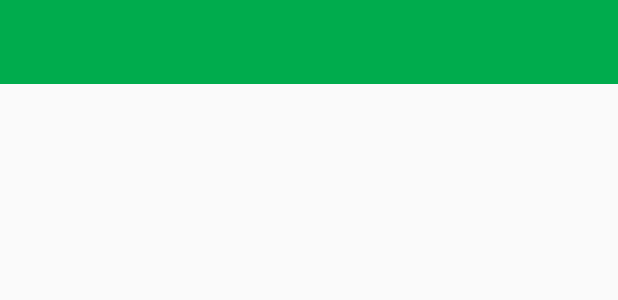
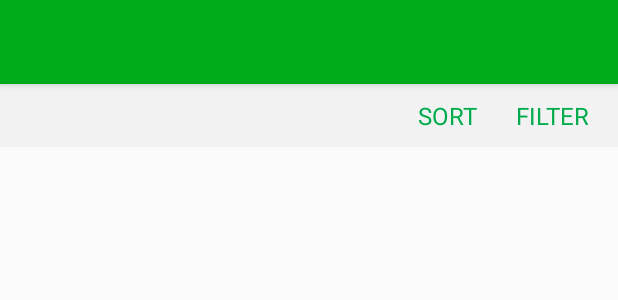
Before and after one commit to pasan9/theGoviya, an Android app: the layout activity_display_products.xml on its own in the app's theme, with its tools: preview values and no code run, on a phone screen of 412 x 824 dp. Shown: the top 300 px of the screen. Run offline under Robolectric (Android 15) with nearby library versions, the phone set to English and light mode, and no system bars.

Commit message:
Customized the list views

```diff
--- a/app/src/main/java/com/example/saucecode/thegoviya/DisplayProducts.java
+++ b/app/src/main/java/com/example/saucecode/thegoviya/DisplayProducts.java
@@ -81,7 +81,7 @@ public class DisplayProducts extends AppCompatActivity {
         @Override
         protected void onPostExecute(Void result) {
             progressDialog.dismiss();
-            setContentView(R.layout.activity_display_products);
+            setContentView(R.layout.display_products);
             toolbar = (Toolbar)findViewById(R.id.my_action_bar_tool_bar);
             setSupportActionBar(toolbar);
             toolbar.setTitleTextColor(Color.WHITE);
--- a/app/src/main/res/layout/activity_display_products.xml
+++ b/app/src/main/res/layout/activity_display_products.xml
@@ -12,14 +12,56 @@
         android:id="@+id/my_action_bar_tool_bar"
         android:layout_width="match_parent"
         android:layout_height="wrap_content"
-        android:background="@color/primary_dark_material_light"
+        android:background="@color/appbarcolor"
+        android:elevation="4dp"
         />
 
+
+    <LinearLayout
+
+        android:id="@+id/sortfilter"
+        android:layout_width="match_parent"
+        android:layout_height="wrap_content"
+        android:layout_below="@id/my_action_bar_tool_bar"
+        android:paddingLeft="20dp"
+        android:paddingRight="20dp"
+        android:paddingTop="10dp"
+        android:paddingBottom="10dp"
+        android:weightSum="5"
+        android:gravity="right"
+        android:background="#f2f2f2"
+
+        >
+
+        <TextView
+            android:layout_width="0dp"
+            android:layout_height="wrap_content"
+            android:layout_weight="1"
+            android:text="SORT"
+            android:textColor="@color/primary_dark_material_light"
+            android:textSize="16dp"
+            android:gravity="right"
+            />
+
+        <TextView
+            android:layout_width="0dp"
+            android:layout_height="wrap_content"
+            android:text="FILTER"
+            android:textColor="@color/primary_dark_material_light"
+            android:layout_weight="1"
+            android:textSize="16dp"
+            android:gravity="right"
+            />
+
+
+    </LinearLayout>
+
     <FrameLayout
+        android:elevation="4dp"
         android:id="@+id/frameLayout"
         android:layout_width="match_parent"
         android:layout_height="match_parent"
-        android:layout_below="@id/my_action_bar_tool_bar"
+        android:layout_below="@id/sortfilter"
         android:paddingLeft="20dp"
         android:paddingRight="20dp"
 
--- a/app/src/main/res/values/colors.xml
+++ b/app/src/main/res/values/colors.xml
@@ -1,6 +1,7 @@
 <?xml version="1.0" encoding="utf-8"?>
 <resources>
     <color name="colorPrimary">#3F51B5</color>
-    <color name="colorPrimaryDark">#303F9F</color>
+    <color name="colorPrimaryDark">#329f30</color>
     <color name="colorAccent">#FF4081</color>
+    <color name="appbarcolor">#01ac1a</color>
 </resources>
--- a/app/src/main/res/values/styles.xml
+++ b/app/src/main/res/values/styles.xml
@@ -8,6 +8,11 @@
         <item name="colorAccent">@color/colorAccent</item>
     </style>
 
-    <style name="GoviyaTheme" parent="Theme.AppCompat.Light.NoActionBar" />
+    <style name="GoviyaTheme" parent="Theme.AppCompat.Light.NoActionBar" >
+
+
+        <item name="colorPrimaryDark">@color/appbarcolor</item>
+    </style>
+
 
 </resources>
```
Also changed, not shown: app/src/main/res/layout/display_products.xml (added, +110 -0 lines).
